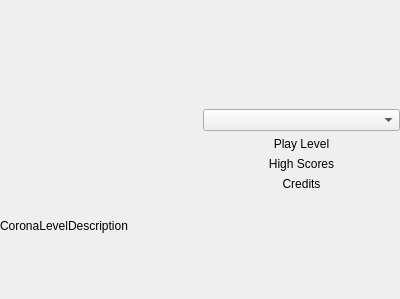
LeStahL/coronas-game-of-life, file src/MainMenu.ui: the form before one commit.
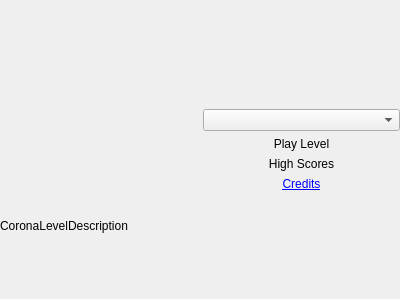
The form after the commit.

Commit message: wired main menu and credits page

Diff of the .ui file:
```diff
--- a/src/MainMenu.ui
+++ b/src/MainMenu.ui
@@ -91,7 +91,7 @@
      <item>
       <widget class="QLabel" name="label_3">
        <property name="text">
-        <string>Credits</string>
+        <string>&lt;a href=&quot;/credits&quot;&gt;Credits&lt;/a&gt;</string>
        </property>
        <property name="alignment">
         <set>Qt::AlignCenter</set>
```
Left out of the diff: 24 changed lines with no effect on the pictures. The commit also changes 9 other files.
